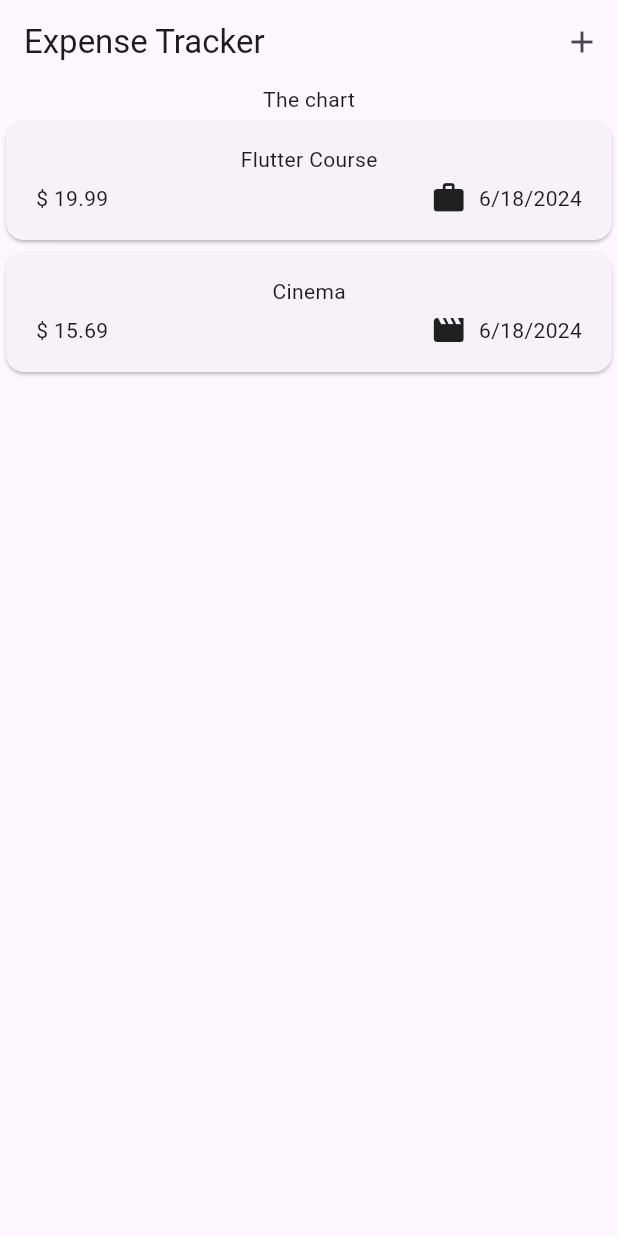
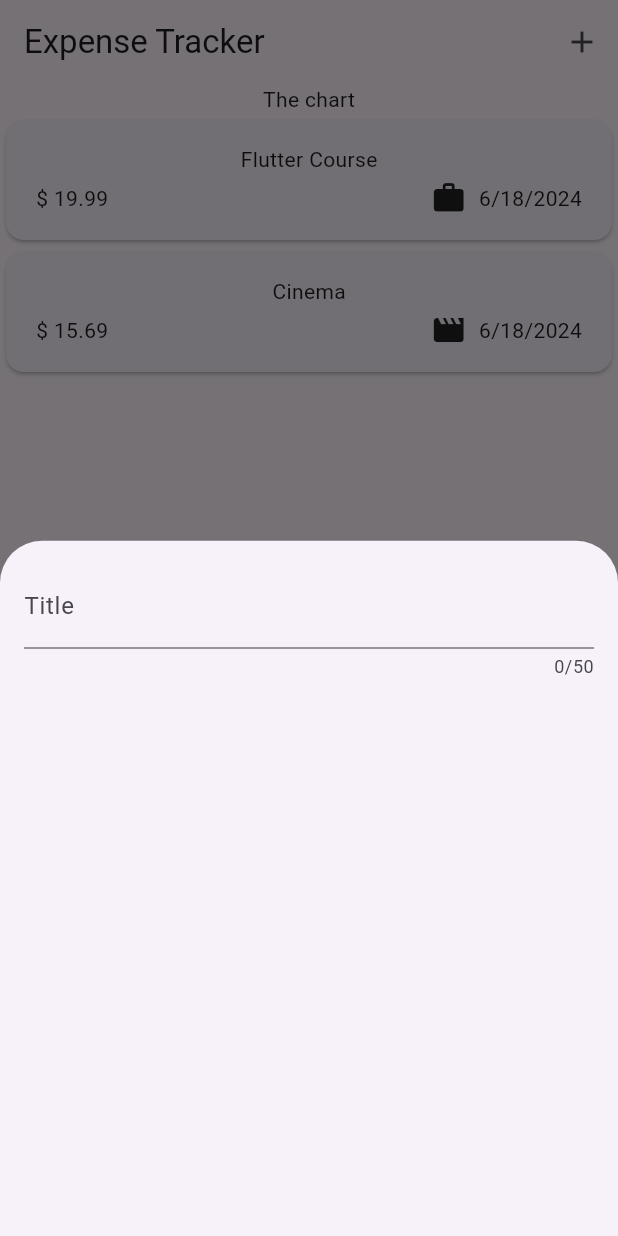
Before and after one commit to Aymen-Khanfir/expense-tracker, a Flutter app: the screen it shows after launch, after a tap on the "add" icon, on a phone screen of 412 x 824 dp. Run offline on Flutter 3.47's test engine with Material 3 defaults, Android fonts, the phone set to English and light mode, and no system bars.

Commit message:
adding a button event that exist on the appBar when pressed it display a model bottom sheet with a textField

```diff
--- a/lib/widgets/expenses.dart
+++ b/lib/widgets/expenses.dart
@@ -1,5 +1,6 @@
 import 'package:expense_tracker/widgets/expenses_list/expenses_list.dart';
 import 'package:expense_tracker/models/expense.dart';
+import 'package:expense_tracker/widgets/new_expense.dart';
 import 'package:flutter/material.dart';
 
 class Expenses extends StatefulWidget {
@@ -25,6 +26,13 @@ class _ExpensesState extends State<Expenses> {
     ),
   ];
 
+  void _openAddExpenseOverlay() {
+    showModalBottomSheet(
+      context: context,
+      builder: (ctx) => const NewExpense(),
+    );
+  }
+
   @override
   Widget build(BuildContext context) {
     return Scaffold(
@@ -32,7 +40,7 @@ class _ExpensesState extends State<Expenses> {
         title: const Text("Expense Tracker"),
         actions: [
           IconButton(
-            onPressed: () {},
+            onPressed: _openAddExpenseOverlay,
             icon: const Icon(Icons.add),
           )
         ],
--- /dev/null
+++ b/lib/widgets/new_expense.dart
@@ -0,0 +1,25 @@
+import 'package:flutter/material.dart';
+
+class NewExpense extends StatefulWidget {
+  const NewExpense({super.key});
+
+  @override
+  State<NewExpense> createState() => _NewExpenseState();
+}
+
+class _NewExpenseState extends State<NewExpense> {
+  @override
+  Widget build(BuildContext context) {
+    return const Padding(
+      padding: EdgeInsets.all(16),
+      child: Column(
+        children: [
+          TextField(
+            maxLength: 50,
+            decoration: InputDecoration(label: Text('Title')),
+          ),
+        ],
+      ),
+    );
+  }
+}
```
